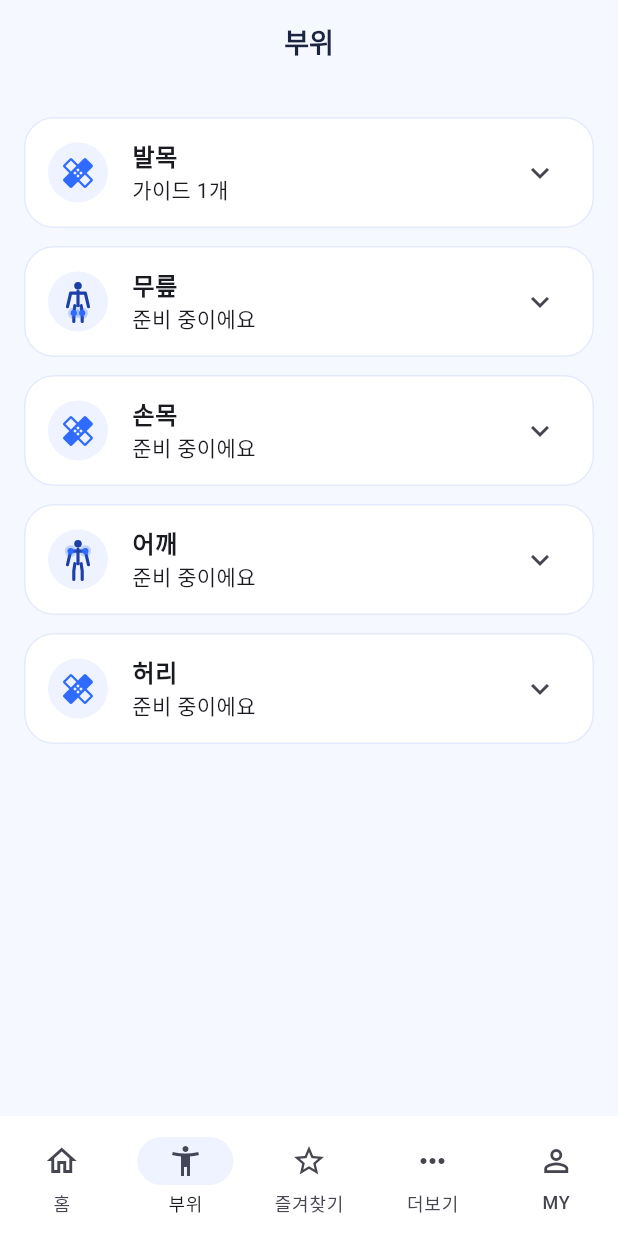
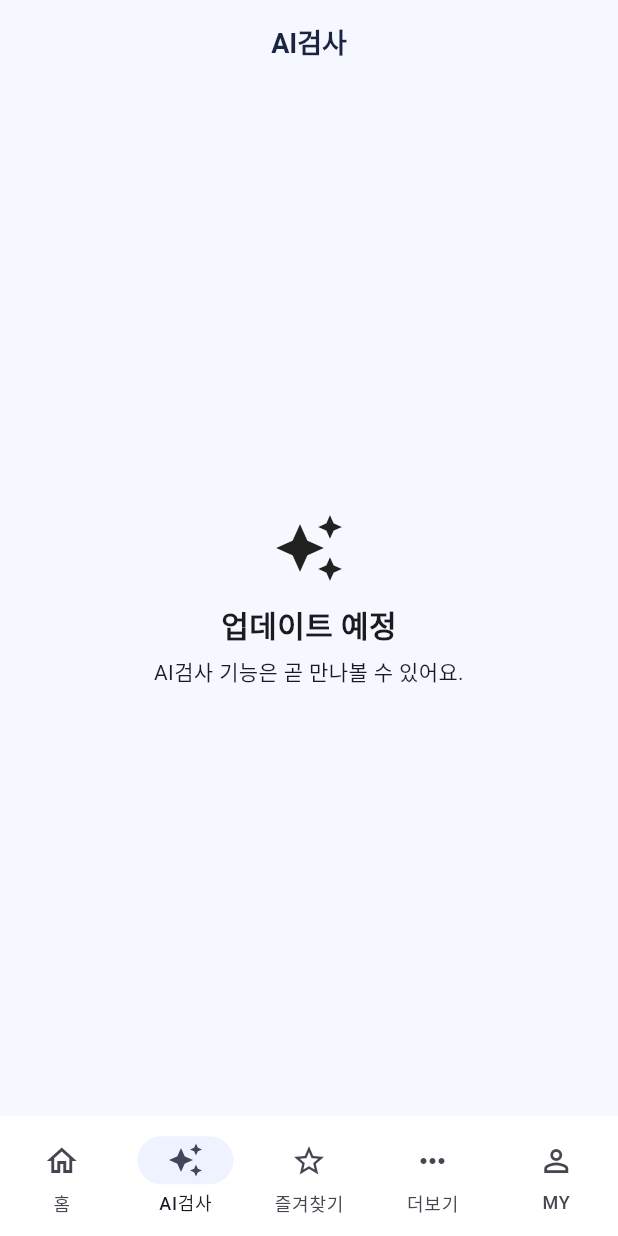
Before and after one commit to sumin1458/TapeFit, a Flutter app: the screen it shows after launch, item 2 of the bottom bar chosen, on a phone screen of 412 x 824 dp. Run offline on Flutter 3.47's test engine with Material 3 defaults, Android fonts, the phone set to English and light mode, and no system bars; our stand-ins replace cloud_firestore, firebase_auth, firebase_core, flutter_riverpod, go_router, shared_preferences; accounts and stored records are empty.

Commit message:
feat: replace parts tab with AI check (coming soon) tab
Co-authored-by: Copilot App <223556219+Copilot@users.noreply.github.com>

```diff
--- a/lib/app/nav_bar.dart
+++ b/lib/app/nav_bar.dart
@@ -1,9 +1,9 @@
 import 'package:flutter/material.dart';
 import 'package:go_router/go_router.dart';
 
-const navRoutes = ['/', '/parts', '/favorites', '/more', '/my'];
+const navRoutes = ['/', '/ai', '/favorites', '/more', '/my'];
 
-/// 하단 탭: 홈 · 부위 · 즐겨찾기 · 더보기 · MY. index는 navRoutes 순서와 같다.
+/// 하단 탭: 홈 · AI검사 · 즐겨찾기 · 더보기 · MY. index는 navRoutes 순서와 같다.
 class TapeFitNavBar extends StatelessWidget {
   const TapeFitNavBar({super.key, required this.index});
   final int index;
@@ -18,7 +18,7 @@ class TapeFitNavBar extends StatelessWidget {
       },
       destinations: const [
         NavigationDestination(icon: Icon(Icons.home_outlined), selectedIcon: Icon(Icons.home), label: '홈'),
-        NavigationDestination(icon: Icon(Icons.accessibility_new_outlined), selectedIcon: Icon(Icons.accessibility_new), label: '부위'),
+        NavigationDestination(icon: Icon(Icons.auto_awesome_outlined), selectedIcon: Icon(Icons.auto_awesome), label: 'AI검사'),
         NavigationDestination(icon: Icon(Icons.star_outline), selectedIcon: Icon(Icons.star), label: '즐겨찾기'),
         NavigationDestination(icon: Icon(Icons.more_horiz), selectedIcon: Icon(Icons.more_horiz), label: '더보기'),
         NavigationDestination(icon: Icon(Icons.person_outline), selectedIcon: Icon(Icons.person), label: 'MY'),
--- a/lib/app/router.dart
+++ b/lib/app/router.dart
@@ -1,18 +1,18 @@
 import 'package:go_router/go_router.dart';
 
+import '../presentation/ai_check/ai_check_screen.dart';
 import '../presentation/complete/complete_screen.dart';
 import '../presentation/favorites/favorites_screen.dart';
 import '../presentation/guide/step_guide_screen.dart';
 import '../presentation/home/home_screen.dart';
 import '../presentation/more/more_screen.dart';
 import '../presentation/my/my_screen.dart';
-import '../presentation/parts/parts_screen.dart';
 import '../presentation/safety/safety_check_screen.dart';
 
 final appRouter = GoRouter(
   routes: [
     GoRoute(path: '/', builder: (_, __) => const HomeScreen()),
-    GoRoute(path: '/parts', builder: (_, __) => const PartsScreen()),
+    GoRoute(path: '/ai', builder: (_, __) => const AiCheckScreen()),
     GoRoute(path: '/favorites', builder: (_, __) => const FavoritesScreen()),
     GoRoute(path: '/more', builder: (_, __) => const MoreScreen()),
     GoRoute(path: '/my', builder: (_, __) => const MyScreen()),
--- /dev/null
+++ b/lib/presentation/ai_check/ai_check_screen.dart
@@ -0,0 +1,28 @@
+import 'package:flutter/material.dart';
+
+import '../../app/nav_bar.dart';
+
+/// AI검사 탭: 아직 기능이 없고 업데이트 예정 안내만 보여준다.
+class AiCheckScreen extends StatelessWidget {
+  const AiCheckScreen({super.key});
+
+  @override
+  Widget build(BuildContext context) {
+    return Scaffold(
+      appBar: AppBar(title: const Text('AI검사')),
+      bottomNavigationBar: const TapeFitNavBar(index: 1),
+      body: const Center(
+        child: Padding(
+          padding: EdgeInsets.all(24),
+          child: Column(mainAxisSize: MainAxisSize.min, children: [
+            Icon(Icons.auto_awesome, size: 48),
+            SizedBox(height: 12),
+            Text('업데이트 예정', style: TextStyle(fontSize: 20, fontWeight: FontWeight.w800)),
+            SizedBox(height: 6),
+            Text('AI검사 기능은 곧 만나볼 수 있어요.', textAlign: TextAlign.center),
+          ]),
+        ),
+      ),
+    );
+  }
+}
--- a/lib/presentation/parts/parts_screen.dart
+++ /dev/null
@@ -1,53 +0,0 @@
-import 'package:flutter/material.dart';
-import 'package:flutter_riverpod/flutter_riverpod.dart';
-import 'package:go_router/go_router.dart';
-
-import '../../app/nav_bar.dart';
-import '../../app/theme.dart';
-import '../../application/guide_providers.dart';
-import '../home/body_icon.dart';
-
-/// 부위 탭: 부위별로 증상 가이드를 모아서 보여준다.
-class PartsScreen extends ConsumerWidget {
-  const PartsScreen({super.key});
-
-  @override
-  Widget build(BuildContext context, WidgetRef ref) {
-    final catalog = ref.watch(catalogProvider);
-    return Scaffold(
-      appBar: AppBar(title: const Text('부위')),
-      bottomNavigationBar: const TapeFitNavBar(index: 1),
-      body: catalog.when(
-        loading: () => const Center(child: CircularProgressIndicator()),
-        error: (e, _) => const Center(child: Text('가이드를 불러오지 못했어요.')),
-        data: (c) => ListView(
-          padding: const EdgeInsets.all(16),
-          children: [
-            for (final p in c.bodyParts)
-              Card(
-                child: ExpansionTile(
-                  leading: CircleAvatar(
-                    backgroundColor: surfaceTint,
-                    child: BodyIcon.supports(p.id)
-                        ? BodyIcon(partId: p.id, bodyColor: brandBlueDark)
-                        : const Icon(Icons.healing, color: brandBlue),
-                  ),
-                  title: Text(p.name, style: const TextStyle(fontWeight: FontWeight.w700)),
-                  subtitle: Text(p.available && p.symptoms.isNotEmpty ? '가이드 ${p.symptoms.length}개' : '준비 중이에요'),
-                  children: [
-                    for (final s in p.symptoms)
-                      ListTile(
-                        title: Text(s.name),
-                        subtitle: Text(s.tape),
-                        trailing: const Icon(Icons.chevron_right),
-                        onTap: () => context.push('/safety/${s.id}'),
-                      ),
-                  ],
-                ),
-              ),
-          ],
-        ),
-      ),
-    );
-  }
-}
--- a/lib/project_overview.dart
+++ b/lib/project_overview.dart
@@ -36,7 +36,7 @@
 /// `test/fixtures/invalid_cases.json`을 함께 사용한다.
 ///
 /// ## 구현 범위
-/// 구현: 홈, 부위/더보기/MY 탭, 안전 체크, 단계 가이드, 완료, 즐겨찾기(기기 저장), 출처 링크,
+/// 구현: 홈, AI검사(업데이트 예정 안내)/더보기/MY 탭, 안전 체크, 단계 가이드, 완료, 즐겨찾기(기기 저장), 출처 링크,
 /// 검수 배지, 번들 폴백, 원격 실패 시 폴백.
 /// 범위 제외: 시작 초기화 흐름, Analytics, 점검 화면,
 /// Firebase 실제 연결(`firebase_options.dart`는 자리표시자), Android/iOS 실행.
```
Also changed, not shown: 2 other files.
